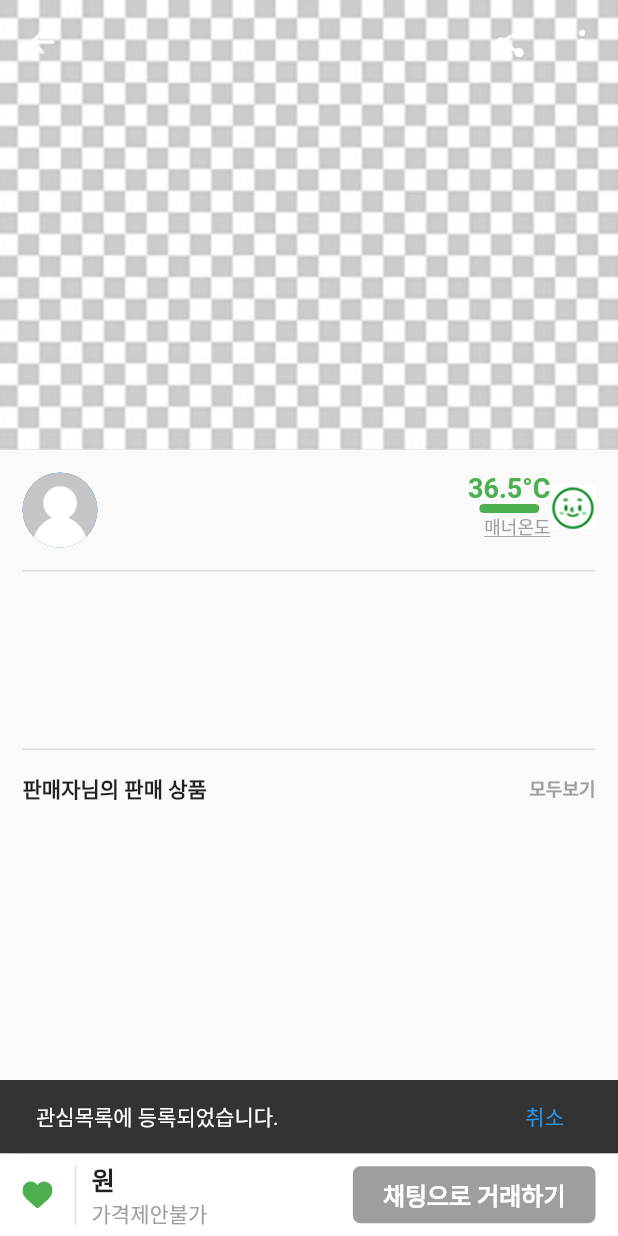
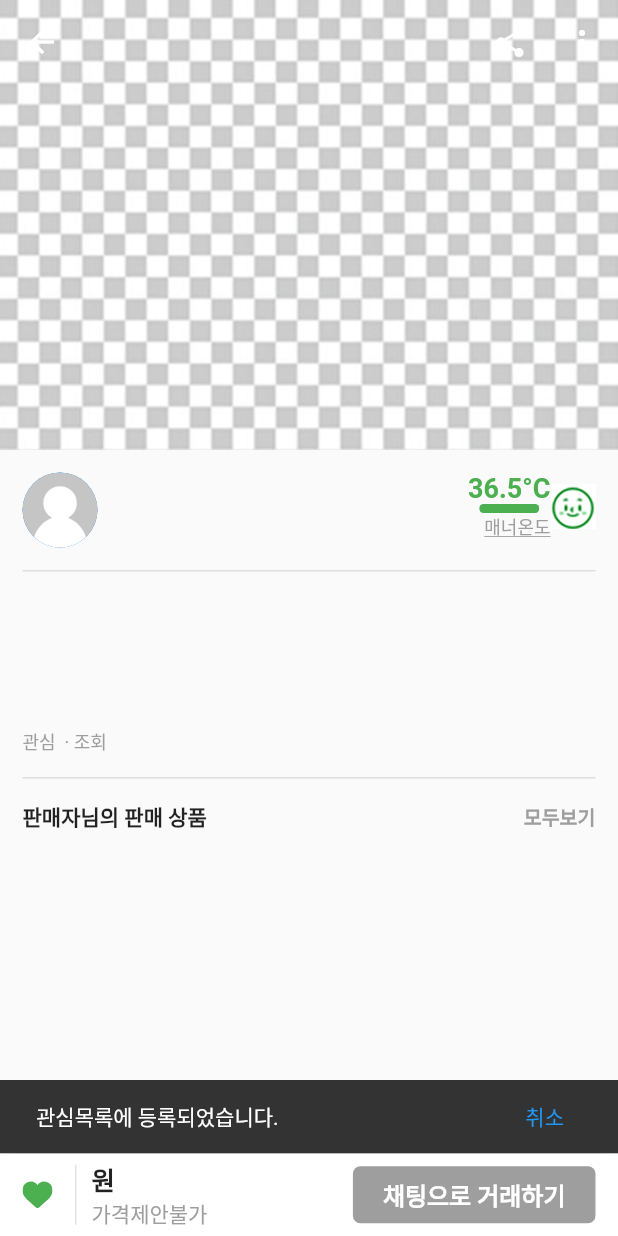
Before and after one commit to Mkyupark/Hakgeun_Market, a Flutter app: the Detail screen opened directly with empty values, after a tap on an icon or button, on a phone screen of 412 x 824 dp. Run offline on Flutter 3.47's test engine with Material 2 defaults, Android fonts, the phone set to English and light mode, and no system bars; our stand-ins replace cloud_firestore, firebase_auth, firebase_core, flutter_svg, get, image_picker; accounts and stored records are empty.

Commit message:
Detail수정 1. 관심등록 UI 기능 구현 2. 판매목록 동작구현 3. 그리드뷰 공백나오는 오류 수정

```diff
--- a/lib/pages/detail.dart
+++ b/lib/pages/detail.dart
@@ -220,6 +220,13 @@ class _DetailState extends State<Detail> {
                           fontSize: 16,
                         ),
                       ),
+                      Text(
+                        goodsData!.loc ?? "",
+                        style: TextStyle(
+                          fontWeight: FontWeight.bold,
+                          fontSize: 16,
+                        ),
+                      ),
                     ],
                   ),
                 ],
@@ -249,6 +256,7 @@ class _DetailState extends State<Detail> {
         child: Column(
           crossAxisAlignment: CrossAxisAlignment.stretch,
           children: [
+            const SizedBox(height: 15),
             Text(
               goodsData!.title,
               style: const TextStyle(
@@ -269,12 +277,25 @@ class _DetailState extends State<Detail> {
               style: const TextStyle(fontSize: 15, height: 1.5),
             ),
             const SizedBox(height: 15),
+            Row(
+              children: [
                 Text(
-              goodsData!.readCnt ?? '',
+                  "관심 ${goodsData!.likeCnt} ·",
                   style: const TextStyle(
                     fontSize: 12,
                     color: Colors.grey,
                   ),
+                ),
+                Text(
+                  " 조회 ${goodsData!.readCnt}",
+                  style: const TextStyle(
+                    fontSize: 12,
+                    color: Colors.grey,
+                  ),
+                ),
+                const SizedBox(width: 5),
+
+              ],
             ),
             const SizedBox(height: 15),
           ],
@@ -310,7 +331,7 @@ class _DetailState extends State<Detail> {
                 Text(
                   "모두보기",
                   style: TextStyle(
-                    fontSize: 12,
+                    fontSize: 13,
                     color: Colors.grey,
                     fontWeight: FontWeight.bold,
                   ),
@@ -341,8 +362,8 @@ class _DetailState extends State<Detail> {
                   isHeartOn = !isHeartOn;
                 });
                 ScaffoldMessenger.of(context).showSnackBar(SnackBar(
-                  content: Text("관심목록에 등록되었습니다."),
-                  duration: Duration(seconds: 2),
+                  content: const Text("관심목록에 등록되었습니다."),
+                  duration: const Duration(seconds: 2),
                   action: SnackBarAction(
                     label: '취소',
                     onPressed: () {
@@ -352,10 +373,9 @@ class _DetailState extends State<Detail> {
                     }, //버튼 눌렀을때.
                   ),
                 ));
-              }
-              else {
+              } else {
                 ScaffoldMessenger.of(context).showSnackBar(
-                  SnackBar(
+                  const SnackBar(
                     content: Text("관심목록에서 해제했습니다."),
                     duration: Duration(seconds: 3),
                   ),
@@ -491,7 +511,16 @@ class _DetailState extends State<Detail> {
               //   return Container();
               // }
 
-              return Container(
+              return InkWell(
+                onTap: () {
+                  Navigator.push(
+                      context,
+                      MaterialPageRoute(
+                          builder: (context) => Detail(
+                              goods: goods,
+                              goodsDataList: widget.goodsDataList)));
+                },
+                child: Container(
                   child: Column(
                     crossAxisAlignment: CrossAxisAlignment.stretch,
                     children: [
@@ -516,19 +545,22 @@ class _DetailState extends State<Detail> {
                                 ),
                         ),
                       ),
+                      const SizedBox(height: 7),
                       Text(
                         goods.title,
                         style: const TextStyle(fontSize: 14),
                       ),
                       Text(
-                      goods.price,
+                        "${goods.price}원",
                         style: const TextStyle(
                             fontSize: 14, fontWeight: FontWeight.bold),
                       ),
                     ],
                   ),
+                ),
               );
             },
+            childCount: widget.goodsDataList?.length ?? 0,
           ),
         ),
       ),
```
Lines whose indentation alone changed are shown as unchanged.
